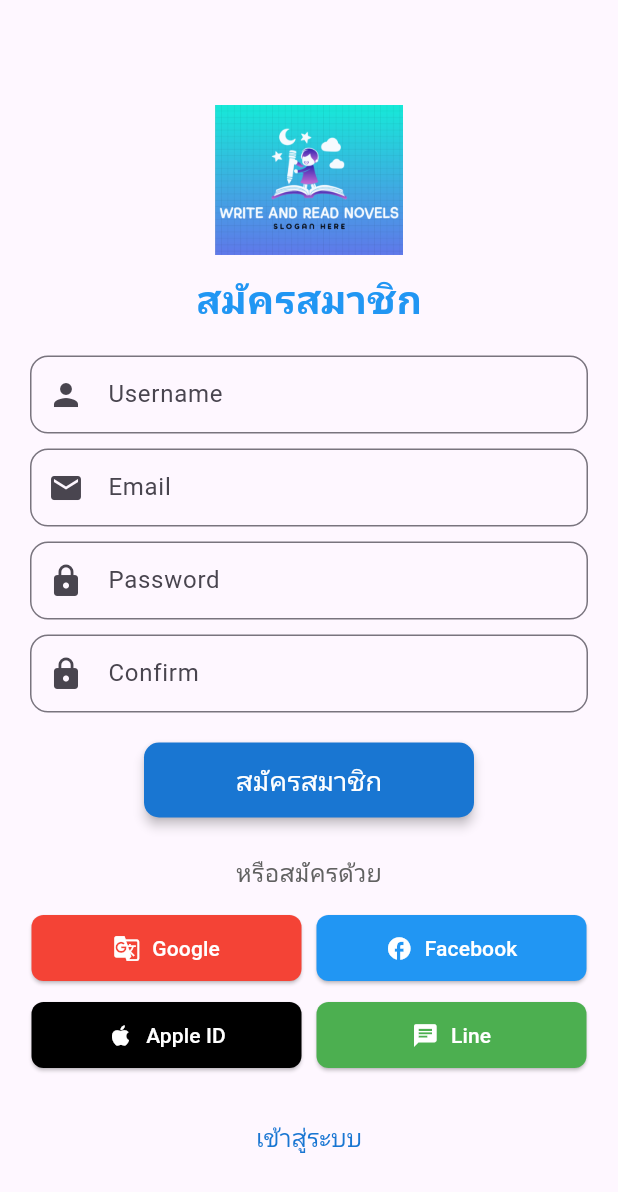
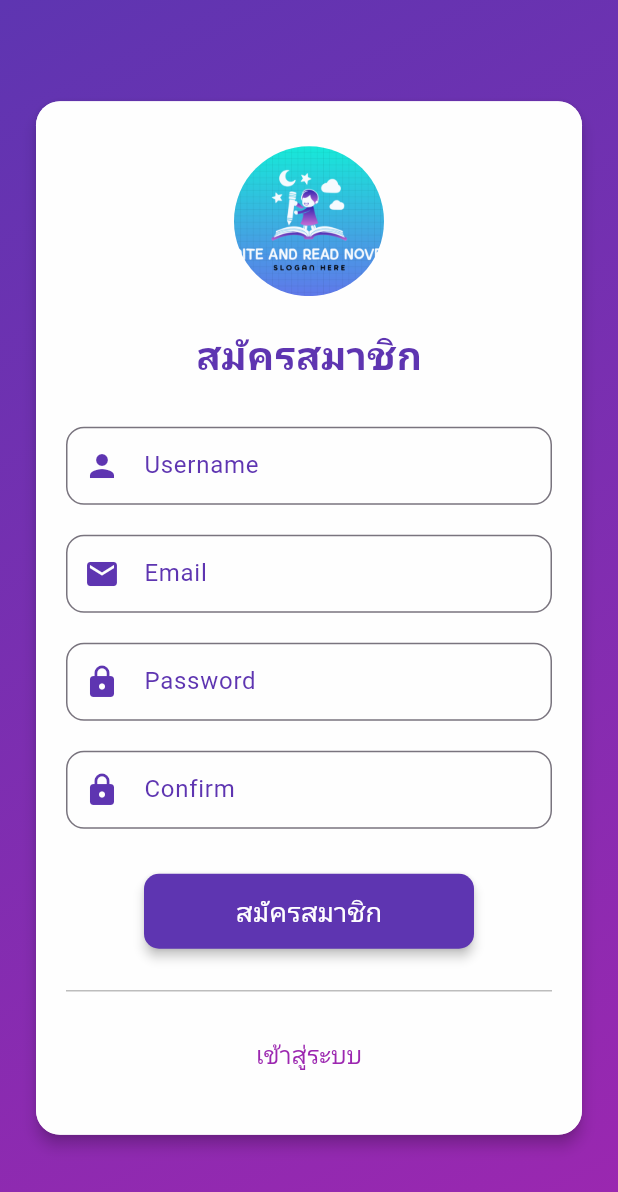
Before and after one commit to 65021969/NovelPro, a Flutter app: the screen it shows after launch, after a tap on "สมัครสมาชิก", on a phone screen of 412 x 824 dp. Shown: the top 1192 px of the screen. Run offline on Flutter 3.47's test engine with Material 3 defaults, Android fonts, the light colour scheme and no system bars; our stand-ins replace image_picker, multi_select_flutter.

Commit message:
update login

```diff
--- a/lib/login_screen.dart
+++ b/lib/login_screen.dart
@@ -22,109 +22,114 @@ class _LoginScreenState extends State<LoginScreen> {
       );
     } else {
       ScaffoldMessenger.of(context).showSnackBar(
-        SnackBar(content: Text('กรุณากรอกอีเมลและรหัสผ่าน')),
+        SnackBar(
+          content: Text('กรุณากรอกอีเมลและรหัสผ่าน'),
+          behavior: SnackBarBehavior.floating,
+          backgroundColor: Colors.redAccent,
+        ),
       );
     }
-  }
-
-  Widget _buildSocialLoginButton(String text, IconData icon, Color color) {
-    return SizedBox(
-      width: 180,
-      child: ElevatedButton.icon(
-        onPressed: () {}, // เพิ่มการเข้าสู่ระบบภายหลัง
-        icon: Icon(icon, color: Colors.white),
-        label: Text(text, style: TextStyle(fontSize: 14)),
-        style: ElevatedButton.styleFrom(
-          backgroundColor: color,
-          foregroundColor: Colors.white,
-          shape: RoundedRectangleBorder(borderRadius: BorderRadius.circular(8)),
-          padding: EdgeInsets.symmetric(vertical: 12),
-        ),
-      ),
-    );
   }
 
   @override
   Widget build(BuildContext context) {
     return Scaffold(
-      body: Padding(
+      body: Container(
+        decoration: BoxDecoration(
+          gradient: LinearGradient(
+            colors: [Color(0xFF5e35b1), Color(0xFF9c27b0)],
+            begin: Alignment.topLeft,
+            end: Alignment.bottomRight,
+          ),
+        ),
+        child: Center(
+          child: Padding(
             padding: EdgeInsets.all(20),
-        child: SingleChildScrollView(
-          child: Center(
+            child: Card(
+              elevation: 4, // ลดเงาให้ดูเรียบง่าย
+              shape: RoundedRectangleBorder(borderRadius: BorderRadius.circular(16)),
+              child: Container(
+                decoration: BoxDecoration(
+                  color: Color.fromRGBO(255, 255, 255, 0.9), // ใช้ความโปร่งใส 90%
+                  borderRadius: BorderRadius.circular(16),
+                ),
+                padding: EdgeInsets.symmetric(horizontal: 20, vertical: 30),
                 child: Column(
                   mainAxisSize: MainAxisSize.min,
                   children: [
-                // เพิ่มระยะห่างก่อนเนื้อหาหลัก
-                SizedBox(height: 80), // ระยะห่างจากด้านบน
-
-                Image.asset('assets/logo1.png', height: 100), // โลโก้
-                SizedBox(height: 10),
-                Text('เข้าสู่ระบบ', style: TextStyle(fontSize: 26, fontWeight: FontWeight.bold, color: Colors.blue)),
+                    ClipOval(
+                      child: Image.asset(
+                        'assets/logo1.png',
+                        height: 100,
+                        width: 100,
+                        fit: BoxFit.cover,
+                      ),
+                    ),
                     SizedBox(height: 20),
+                    Text(
+                      'เข้าสู่ระบบ',
+                      style: TextStyle(
+                        fontSize: 28,
+                        fontWeight: FontWeight.bold,
+                        color: Color(0xFF5e35b1),
+                      ),
+                    ),
+                    SizedBox(height: 30),
                     TextField(
                       controller: _emailController,
                       decoration: InputDecoration(
                         labelText: 'Username',
+                        labelStyle: TextStyle(color: Color(0xFF5e35b1)),
                         border: OutlineInputBorder(borderRadius: BorderRadius.circular(12)),
-                    prefixIcon: Icon(Icons.email),
+                        prefixIcon: Icon(Icons.email, color: Color(0xFF5e35b1)),
                         contentPadding: EdgeInsets.symmetric(vertical: 14, horizontal: 16),
                       ),
                     ),
-                SizedBox(height: 10),
+                    SizedBox(height: 20),
                     TextField(
                       controller: _passwordController,
                       decoration: InputDecoration(
                         labelText: 'Password',
+                        labelStyle: TextStyle(color: Color(0xFF5e35b1)),
                         border: OutlineInputBorder(borderRadius: BorderRadius.circular(12)),
-                    prefixIcon: Icon(Icons.lock),
+                        prefixIcon: Icon(Icons.lock, color: Color(0xFF5e35b1)),
                         contentPadding: EdgeInsets.symmetric(vertical: 14, horizontal: 16),
                       ),
                       obscureText: true,
                     ),
-                SizedBox(height: 5),
-                // ปุ่มลืมรหัสผ่านใต้ช่องรหัสผ่าน
+                    SizedBox(height: 20),
                     Align(
                       alignment: Alignment.centerRight,
                       child: TextButton(
                         onPressed: () {
-                      // ใส่ลอจิกสำหรับลืมรหัสผ่าน
                           ScaffoldMessenger.of(context).showSnackBar(
-                        SnackBar(content: Text('กรุณาติดต่อผู้ดูแลระบบเพื่อรีเซ็ตรหัสผ่าน')),
+                            SnackBar(
+                              content: Text('กรุณาติดต่อผู้ดูแลระบบเพื่อรีเซ็ตรหัสผ่าน'),
+                              behavior: SnackBarBehavior.floating,
+                            ),
                           );
                         },
-                    child: Text('ลืมรหัสผ่าน?', style: TextStyle(fontSize: 14, color: Colors.blue.shade700)),
+                        child: Text('ลืมรหัสผ่าน?', style: TextStyle(fontSize: 14, color: Color(0xFF9c27b0))),
                       ),
                     ),
-                SizedBox(height: 20),
+                    SizedBox(height: 30),
                     SizedBox(
-                  width: 220,
+                      width: double.infinity,
                       height: 50,
                       child: ElevatedButton(
                         onPressed: _login,
                         style: ElevatedButton.styleFrom(
-                      backgroundColor: Colors.blue.shade700,
+                          backgroundColor: Color(0xFF5e35b1),
                           foregroundColor: Colors.white,
                           shape: RoundedRectangleBorder(borderRadius: BorderRadius.circular(10)),
-                      elevation: 3,
+                          elevation: 2, // ลดเงาเพื่อให้ดูเรียบ
                         ),
                         child: Text('เข้าสู่ระบบ', style: TextStyle(fontSize: 18)),
                       ),
                     ),
-                SizedBox(height: 25),
-                Text('หรือเข้าสู่ระบบด้วย', style: TextStyle(fontSize: 16, color: Colors.grey[700])),
-                SizedBox(height: 15),
-                Wrap(
-                  spacing: 10,
-                  runSpacing: 10,
-                  alignment: WrapAlignment.center,
-                  children: [
-                    _buildSocialLoginButton('Google', Icons.g_mobiledata, Colors.red),
-                    _buildSocialLoginButton('Facebook', Icons.facebook, Colors.blue),
-                    _buildSocialLoginButton('Apple ID', Icons.apple, Colors.black),
-                    _buildSocialLoginButton('Line', Icons.message, Colors.green),
-                  ],
-                ),
                     SizedBox(height: 20),
+                    Divider(thickness: 1, color: Colors.grey[300]),
+                    SizedBox(height: 10),
                     TextButton(
                       onPressed: () {
                         Navigator.push(
@@ -132,9 +137,14 @@ class _LoginScreenState extends State<LoginScreen> {
                           MaterialPageRoute(builder: (context) => RegisterScreen()),
                         );
                       },
-                  child: Text('สมัครสมาชิก', style: TextStyle(fontSize: 16, color: Colors.blue.shade700)),
+                      child: Text(
+                        'สมัครสมาชิก',
+                        style: TextStyle(fontSize: 16, color: Color(0xFF9c27b0), fontWeight: FontWeight.bold),
+                      ),
                     ),
                   ],
+                ),
+              ),
             ),
           ),
         ),
--- a/lib/register_screen.dart
+++ b/lib/register_screen.dart
@@ -42,26 +42,10 @@ class _RegisterScreenState extends State<RegisterScreen> {
       obscureText: obscure,
       decoration: InputDecoration(
         labelText: label,
+        labelStyle: TextStyle(color: Color(0xFF5e35b1)),
         border: OutlineInputBorder(borderRadius: BorderRadius.circular(12)),
-        prefixIcon: Icon(icon),
+        prefixIcon: Icon(icon, color: Color(0xFF5e35b1)),
         contentPadding: EdgeInsets.symmetric(vertical: 14, horizontal: 16),
-      ),
-    );
-  }
-
-  Widget _buildSocialButton(String text, IconData icon, Color color) {
-    return SizedBox(
-      width: 180,
-      child: ElevatedButton.icon(
-        onPressed: () {},
-        icon: Icon(icon, color: Colors.white),
-        label: Text(text, style: TextStyle(fontSize: 14)),
-        style: ElevatedButton.styleFrom(
-          backgroundColor: color,
-          foregroundColor: Colors.white,
-          shape: RoundedRectangleBorder(borderRadius: BorderRadius.circular(8)),
-          padding: EdgeInsets.symmetric(vertical: 12),
-        ),
       ),
     );
   }
@@ -69,32 +53,63 @@ class _RegisterScreenState extends State<RegisterScreen> {
   @override
   Widget build(BuildContext context) {
     return Scaffold(
-      body: SingleChildScrollView( // ลบ Card ออก
+      body: Container(
+        height: MediaQuery.of(context).size.height, // ใช้ MediaQuery เพื่อให้พื้นหลังเต็มจอ
+        decoration: BoxDecoration(
+          gradient: LinearGradient(
+            colors: [Color(0xFF5e35b1), Color(0xFF9c27b0)], // สีพื้นหลังไล่สี
+            begin: Alignment.topLeft,
+            end: Alignment.bottomRight,
+          ),
+        ),
+        child: Center(
           child: Padding(
             padding: EdgeInsets.all(20),
+            child: Card(
+              elevation: 4, // เงาของการ์ดให้ดูเบา
+              shape: RoundedRectangleBorder(borderRadius: BorderRadius.circular(16)),
+              child: Container(
+                decoration: BoxDecoration(
+                  color: Color.fromRGBO(255, 255, 255, 0.9), // ใช้โปร่งใส 90%
+                  borderRadius: BorderRadius.circular(16),
+                ),
+                padding: EdgeInsets.symmetric(horizontal: 20, vertical: 30),
                 child: Column(
                   mainAxisSize: MainAxisSize.min,
                   children: [
-              SizedBox(height: 50),
-              Image.asset('assets/logo1.png', height: 100), // แสดงโลโก้จาก assets
-              SizedBox(height: 10),
-              Text('สมัครสมาชิก', style: TextStyle(fontSize: 26, fontWeight: FontWeight.bold, color: Colors.blue)),
+                    ClipOval(
+                      child: Image.asset(
+                        'assets/logo1.png',
+                        height: 100,
+                        width: 100,
+                        fit: BoxFit.cover,
+                      ),
+                    ),
                     SizedBox(height: 20),
+                    Text(
+                      'สมัครสมาชิก',
+                      style: TextStyle(
+                        fontSize: 26,
+                        fontWeight: FontWeight.bold,
+                        color: Color(0xFF5e35b1),
+                      ),
+                    ),
+                    SizedBox(height: 30),
                     _buildTextField(_nameController, 'Username', Icons.person),
-              SizedBox(height: 10),
+                    SizedBox(height: 20),
                     _buildTextField(_emailController, 'Email', Icons.email),
-              SizedBox(height: 10),
+                    SizedBox(height: 20),
                     _buildTextField(_passwordController, 'Password', Icons.lock, obscure: true),
-              SizedBox(height: 10),
+                    SizedBox(height: 20),
                     _buildTextField(_confirmPasswordController, 'Confirm', Icons.lock, obscure: true),
-              SizedBox(height: 20),
+                    SizedBox(height: 30),
                     SizedBox(
                       width: 220,
                       height: 50,
                       child: ElevatedButton(
                         onPressed: _register,
                         style: ElevatedButton.styleFrom(
-                    backgroundColor: Colors.blue.shade700,
+                          backgroundColor: Color(0xFF5e35b1),
                           foregroundColor: Colors.white,
                           shape: RoundedRectangleBorder(borderRadius: BorderRadius.circular(10)),
                           elevation: 3,
@@ -102,28 +117,19 @@ class _RegisterScreenState extends State<RegisterScreen> {
                         child: Text('สมัครสมาชิก', style: TextStyle(fontSize: 18)),
                       ),
                     ),
-              SizedBox(height: 25),
-              Text('หรือสมัครด้วย', style: TextStyle(fontSize: 16, color: Colors.grey[700])),
-              SizedBox(height: 15),
-              Wrap(
-                spacing: 10,
-                runSpacing: 10,
-                alignment: WrapAlignment.center,
-                children: [
-                  _buildSocialButton('Google', Icons.g_translate, Colors.red),
-                  _buildSocialButton('Facebook', Icons.facebook, Colors.blue),
-                  _buildSocialButton('Apple ID', Icons.apple, Colors.black),
-                  _buildSocialButton('Line', Icons.chat, Colors.green),
-                ],
-              ),
                     SizedBox(height: 20),
+                    Divider(thickness: 1, color: Colors.grey[400]),
+                    SizedBox(height: 10),
                     TextButton(
                       onPressed: () {
                         Navigator.pop(context);
                       },
-                child: Text('เข้าสู่ระบบ', style: TextStyle(fontSize: 16, color: Colors.blue.shade700)),
+                      child: Text('เข้าสู่ระบบ', style: TextStyle(fontSize: 16, color: Color(0xFF9c27b0))),
                     ),
                   ],
+                ),
+              ),
+            ),
           ),
         ),
       ),
```
Lines whose indentation alone changed are shown as unchanged.
